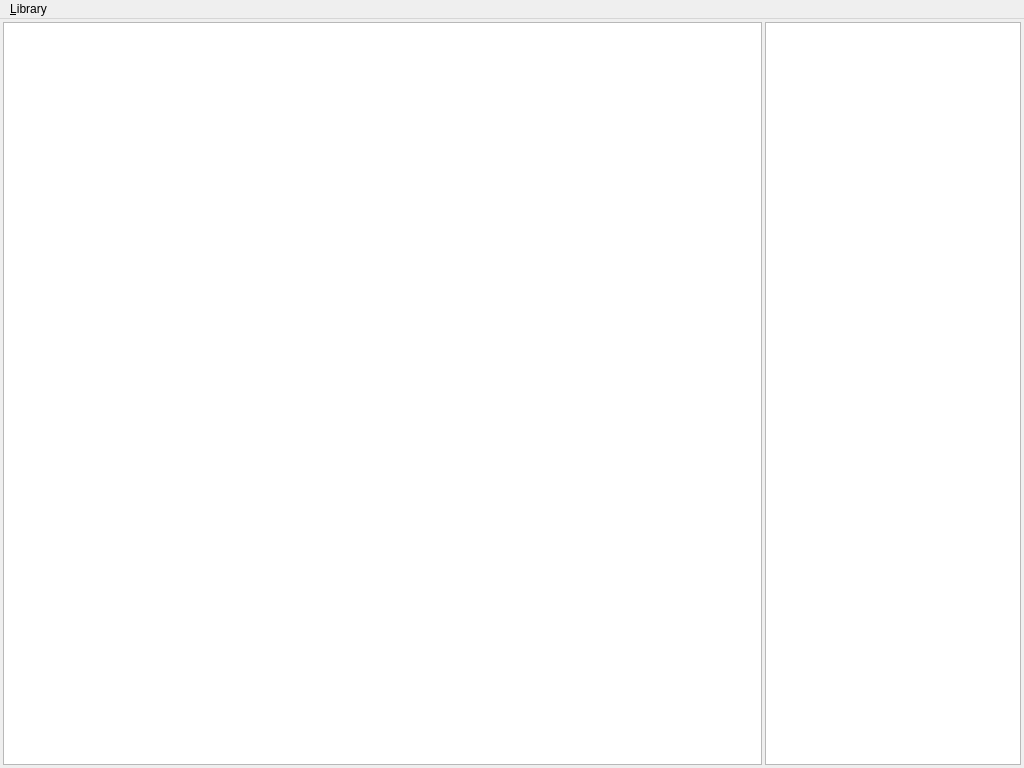
First picture: the form in prototype1/slicepod-proto1/gui/mainwindow.ui, repository kliput/slicepod, before the edit.
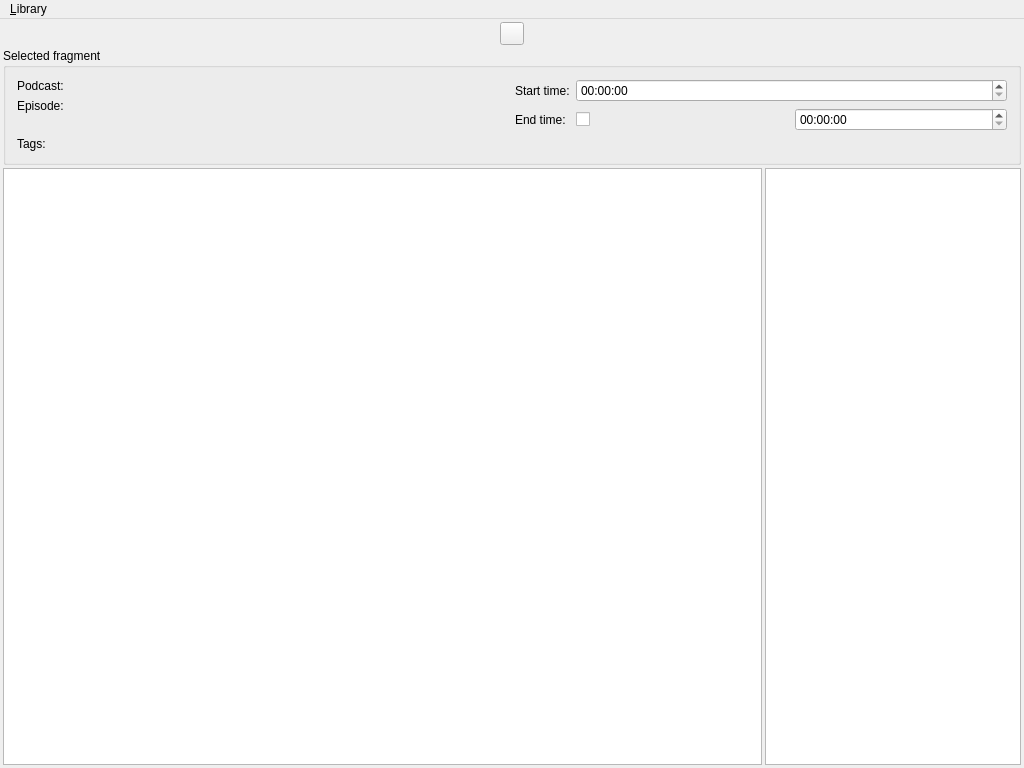
Second picture: the form after the edit. Icons and pictures are not drawn.

Commit message: Added self-cooked draft of PositionWidget; added draft of selected library item information panel

```diff
--- a/prototype1/slicepod-proto1/gui/mainwindow.ui
+++ b/prototype1/slicepod-proto1/gui/mainwindow.ui
@@ -31,12 +31,138 @@
      <number>3</number>
     </property>
     <item>
-     <layout class="QHBoxLayout" name="horizontalLayout">
+     <layout class="QHBoxLayout" name="playerLayout">
+      <item>
+       <layout class="QHBoxLayout" name="playerButtonsLayout">
+        <property name="sizeConstraint">
+         <enum>QLayout::SetDefaultConstraint</enum>
+        </property>
+        <item>
+         <widget class="QToolButton" name="playButton">
+          <property name="text">
+           <string/>
+          </property>
+          <property name="icon">
+           <iconset theme="media-playback-start">
+            <normaloff/>
+           </iconset>
+          </property>
+          <property name="autoRaise">
+           <bool>false</bool>
+          </property>
+         </widget>
+        </item>
+       </layout>
+      </item>
+     </layout>
+    </item>
+    <item>
+     <widget class="QGroupBox" name="selectedFragmentBox">
+      <property name="title">
+       <string>Selected fragment</string>
+      </property>
+      <layout class="QGridLayout" name="gridLayout">
+       <item row="0" column="0">
+        <layout class="QFormLayout" name="formLayout">
+         <item row="0" column="0">
+          <widget class="QLabel" name="selectedPodcastStaticLabel">
+           <property name="text">
+            <string>Podcast:</string>
+           </property>
+          </widget>
+         </item>
+         <item row="0" column="1">
+          <widget class="QLabel" name="selectedPodcastLabel">
+           <property name="text">
+            <string>&lt;not selected&gt;</string>
+           </property>
+          </widget>
+         </item>
+         <item row="1" column="0">
+          <widget class="QLabel" name="selectedEpisodeStaticLabel">
+           <property name="text">
+            <string>Episode:</string>
+           </property>
+          </widget>
+         </item>
+         <item row="1" column="1">
+          <widget class="QLabel" name="selectedEpisodeLabel">
+           <property name="text">
+            <string>&lt;not selected&gt;</string>
+           </property>
+          </widget>
+         </item>
+        </layout>
+       </item>
+       <item row="1" column="0">
+        <widget class="QLabel" name="selectedTagsStaticLabel">
+         <property name="text">
+          <string>Tags:</string>
+         </property>
+        </widget>
+       </item>
+       <item row="0" column="1">
+        <layout class="QFormLayout" name="timesLayout">
+         <item row="0" column="0">
+          <widget class="QLabel" name="startTimeLabel">
+           <property name="text">
+            <string>Start time:</string>
+           </property>
+          </widget>
+         </item>
+         <item row="0" column="1">
+          <widget class="QTimeEdit" name="startTimeEdit">
+           <property name="displayFormat">
+            <string>HH:mm:ss</string>
+           </property>
+          </widget>
+         </item>
+         <item row="1" column="0">
+          <widget class="QLabel" name="endTimeLabel">
+           <property name="text">
+            <string>End time:</string>
+           </property>
+          </widget>
+         </item>
+         <item row="1" column="1">
+          <layout class="QHBoxLayout" name="endTimeLayout">
+           <item>
+            <widget class="QCheckBox" name="endTimeCheckBox">
+             <property name="text">
+              <string/>
+             </property>
+            </widget>
+           </item>
+           <item>
+            <widget class="QTimeEdit" name="endTimeEdit">
+             <property name="displayFormat">
+              <string>HH:mm:ss</string>
+             </property>
+            </widget>
+           </item>
+          </layout>
+         </item>
+        </layout>
+       </item>
+      </layout>
+     </widget>
+    </item>
+    <item>
+     <layout class="QHBoxLayout" name="fragmentsLayout">
       <property name="spacing">
        <number>3</number>
       </property>
+      <property name="sizeConstraint">
+       <enum>QLayout::SetDefaultConstraint</enum>
+      </property>
       <item>
        <widget class="QTreeView" name="libraryView">
+        <property name="sizePolicy">
+         <sizepolicy hsizetype="Expanding" vsizetype="Expanding">
+          <horstretch>0</horstretch>
+          <verstretch>0</verstretch>
+         </sizepolicy>
+        </property>
         <property name="alternatingRowColors">
          <bool>true</bool>
         </property>
```
The commit also changes 24 other files.
